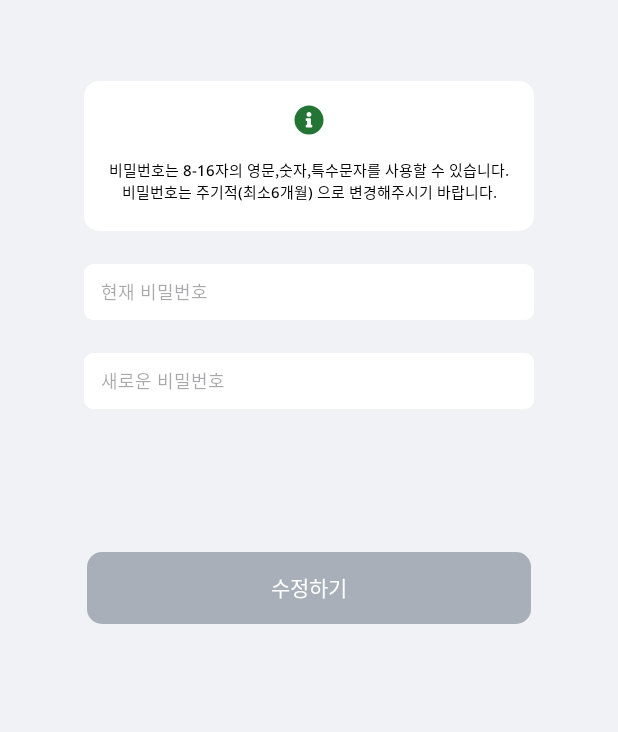
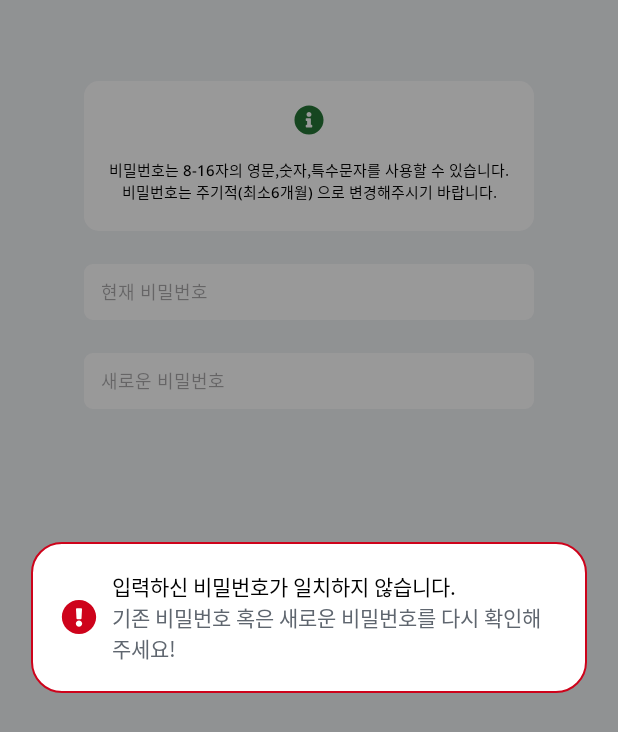
Before and after one commit to RE-FIT/Re-Fit-Android, an Android app: the fragment MyInfoPwUpdateFragment placed in its activity, on a phone screen of 412 x 824 dp. Shown: the top 732 px of the screen. Run offline under Robolectric (Android 15) with nearby library versions, the phone set to English and light mode, and no system bars; our stand-ins replace data binding, navigation-ui; network calls fail.

Commit message:
[FIX] 마이 페이지 버튼 활성화 수정

```diff
--- a/app/src/main/java/com/example/refit/presentation/common/DialogUtil.kt
+++ b/app/src/main/java/com/example/refit/presentation/common/DialogUtil.kt
@@ -11,6 +11,7 @@ import com.example.refit.presentation.dialog.closet.ClothItemSelectionDialog
 import com.example.refit.presentation.dialog.closet.ClothItemSelectionDialogListener
 import com.example.refit.presentation.dialog.closet.ClothRegisterPhotoDialog
 import com.example.refit.presentation.dialog.closet.ClothRegisterPhotoDialogListener
+import com.example.refit.presentation.dialog.mypage.MyPagePwCheckDialog
 import com.example.refit.presentation.dialog.mypage.MypageNickNameCheckDialog
 
 object DialogUtil {
@@ -53,4 +54,11 @@ object DialogUtil {
         return MypageNickNameCheckDialog(icon!!, title)
     }
 
+    fun Fragment.checkPwDialog(
+        title: String,
+        content: String
+    ): MyPagePwCheckDialog {
+        val icon = ContextCompat.getDrawable(requireActivity(), R.drawable.ic_alert_circle_24)
+        return MyPagePwCheckDialog(icon!!, title, content)
+    }
 }
--- /dev/null
+++ b/app/src/main/java/com/example/refit/presentation/dialog/mypage/MyPagePwCheckDialog.kt
@@ -0,0 +1,27 @@
+package com.example.refit.presentation.dialog.mypage
+
+import android.graphics.drawable.Drawable
+import android.os.Bundle
+import android.view.View
+import com.example.refit.R
+import com.example.refit.databinding.CustomDialogAlertOnlyTextIconLeftBinding
+import com.example.refit.presentation.dialog.BaseDialog
+
+class MyPagePwCheckDialog(
+    private val iconDrawable: Drawable,
+    private val title: String,
+    private val content: String
+) : BaseDialog<CustomDialogAlertOnlyTextIconLeftBinding>(R.layout.custom_dialog_alert_only_text_icon_left) {
+
+    override fun onViewCreated(view: View, savedInstanceState: Bundle?) {
+        super.onViewCreated(view, savedInstanceState)
+
+        build()
+    }
+    private fun build() {
+        binding.tvDialogAlertTitle.text = this.title
+        binding.tvDialogAlertContent.text = this.content
+        binding.ivDialogAlertOnlyTextIcon.setImageDrawable(this.iconDrawable)
+    }
+
+}
--- a/app/src/main/java/com/example/refit/presentation/mypage/MyInfoPwUpdateFragment.kt
+++ b/app/src/main/java/com/example/refit/presentation/mypage/MyInfoPwUpdateFragment.kt
@@ -1,26 +1,63 @@
 package com.example.refit.presentation.mypage
 
+import android.content.Context
 import android.os.Bundle
 import android.text.Editable
 import android.text.TextWatcher
 import android.view.View
+import androidx.activity.OnBackPressedCallback
 import com.example.refit.R
 import com.example.refit.databinding.FragmentMyInfoPwUpdateBinding
 import com.example.refit.databinding.FragmentMyInfoUpdateBinding
 import com.example.refit.presentation.common.BaseFragment
+import com.example.refit.presentation.common.DialogUtil.checkNickNameDialog
+import com.example.refit.presentation.common.DialogUtil.checkPwDialog
+import com.example.refit.presentation.common.DialogUtil.createAlertBasicDialog
+import com.example.refit.presentation.common.NavigationUtil.navigate
+import com.example.refit.presentation.dialog.AlertBasicDialogListener
 
 class MyInfoPwUpdateFragment : BaseFragment<FragmentMyInfoPwUpdateBinding>(R.layout.fragment_my_info_pw_update) {
+
+    override fun onAttach(context: Context) {
+        super.onAttach(context)
+        requireActivity().onBackPressedDispatcher.addCallback(
+            this,
+            object : OnBackPressedCallback(true) {
+                override fun handleOnBackPressed() {
+                    createAlertBasicDialog(
+                        resources.getString(R.string.pw_change_delete_title),
+                        resources.getString(R.string.pw_change_delete_positive),
+                        resources.getString(R.string.pw_change_delete_negative),
+                        object : AlertBasicDialogListener {
+                            override fun onClickPositive() {
+                                //clothAddViewModel.initAllStatus()
+                                navigate(R.id.action_clothRegistrationFragment_to_nav_closet)
+                            }
+
+                            override fun onClickNegative() {
+                            }
+                        }).show(requireActivity().supportFragmentManager, null)
+                }
+            })
+    }
 
     override fun onViewCreated(view: View, savedInstanceState: Bundle?) {
         super.onViewCreated(view, savedInstanceState)
 
-        var message = binding.currentPw.text
+        var message = "000"
 
-        // 중복확인 버튼 비활성화
+        // 수정 버튼 비활성화
         binding.btnPwUpdate.isEnabled = false
 
-        binding.newPw.addTextChangedListener(object : TextWatcher {
+        if (binding.currentPw.text.equals(message)) {
+            if (binding.newPw.text.length in 8..16)
+                binding.btnPwUpdate.isEnabled = true
+        }
+        else {
+            notifyPwIncorrectDialog()
+        }
 
+        binding.currentPw.addTextChangedListener(object : TextWatcher {
             // 입력 전
             override fun beforeTextChanged(s: CharSequence?, start: Int, count: Int, after: Int) {
 
@@ -28,14 +65,20 @@ class MyInfoPwUpdateFragment : BaseFragment<FragmentMyInfoPwUpdateBinding>(R.lay
 
             // 값 변경 시 실행
             override fun onTextChanged(s: CharSequence?, start: Int, before: Int, count: Int) {
-                if (binding.newPw.text != message) {
-                    binding.btnPwUpdate.isEnabled = true
-                }
+
             }
 
             override fun afterTextChanged(s: Editable?) {
+
             }
         })
     }
 
+    private fun notifyPwIncorrectDialog() {
+        checkPwDialog(
+            resources.getString(R.string.pw_incorrect_title),
+            resources.getString(R.string.pw_incorrect_content)
+        ).show(requireActivity().supportFragmentManager, null)
+    }
+
 }
--- a/app/src/main/java/com/example/refit/presentation/mypage/MyInfoUpdateFragment.kt
+++ b/app/src/main/java/com/example/refit/presentation/mypage/MyInfoUpdateFragment.kt
@@ -9,7 +9,6 @@ import android.widget.ArrayAdapter
 import android.widget.Toast
 import androidx.core.view.isVisible
 import com.example.refit.BuildConfig.BASE_URL
-import com.example.refit.MainActivity
 import com.example.refit.R
 import com.example.refit.data.model.mypage.CheckNicknameResponse
 import com.example.refit.data.model.mypage.NicknameCheckRequest
@@ -17,16 +16,11 @@ import com.example.refit.data.network.api.MypageApi
 import com.example.refit.databinding.FragmentMyInfoUpdateBinding
 import com.example.refit.presentation.common.BaseFragment
 import com.example.refit.presentation.common.DialogUtil.checkNickNameDialog
-import com.example.refit.presentation.common.DialogUtil.createAlertBasicDialog
-import com.example.refit.presentation.dialog.AlertBasicDialogListener
-import okhttp3.internal.notify
 import retrofit2.Call
 import retrofit2.Callback
 import retrofit2.Response
 import retrofit2.Retrofit
 import retrofit2.converter.gson.GsonConverterFactory
-import java.lang.System.exit
-import kotlin.system.exitProcess
 
 class MyInfoUpdateFragment : BaseFragment<FragmentMyInfoUpdateBinding>(R.layout.fragment_my_info_update) {
 
@@ -36,8 +30,8 @@ class MyInfoUpdateFragment : BaseFragment<FragmentMyInfoUpdateBinding>(R.layout.
         val spinner = binding.spinnerGender
         var message = ""
 
-        var updateBtn = binding.btnMyInfoUpdate
-        var checkBtn = binding.btnNickNameCheck
+        val updateBtn = binding.btnMyInfoUpdate
+        val checkBtn = binding.btnNickNameCheck
 
         // 성별 선택
         spinner.adapter = ArrayAdapter.createFromResource(this.requireContext(), R.array.my_page_myInfo_gender, R.layout.mypage_spinner_gender)
@@ -71,35 +65,53 @@ class MyInfoUpdateFragment : BaseFragment<FragmentMyInfoUpdateBinding>(R.layout.
 
         // 중복확인 버튼 비활성화
         checkBtn.isEnabled = false
-        checkBtn.isClickable = false
-        checkBtn.isPressed = false
 
+        // 이름(닉네임) 수정
         binding.etNickname.addTextChangedListener(object : TextWatcher{
             // 입력 전
             override fun beforeTextChanged(s: CharSequence?, start: Int, count: Int, after: Int) {
                 message = binding.etNickname.text.toString()
-
-                updateBtn.setOnClickListener {
-                    if (!checkBtn.isPressed) {
-                        showMyPageNickNameCheckDialog()
-                    } else {
-
-                    }
-                }
             }
 
             // 값 변경 시 실행
             override fun onTextChanged(s: CharSequence?, start: Int, before: Int, count: Int) {
-                // 중복확인, 수정하기 버튼 활성화 > 색깔 바뀜
+                // 중복확인, 수정하기 버튼 활성화 --> 색깔 바뀜
                 if (binding.etNickname.text.toString() != message) {
                     checkBtn.isEnabled = true
+                    updateBtn.isEnabled = true
                 }
             }
 
+            // 값 변경 후
             override fun afterTextChanged(s: Editable?) {
 
             }
         })
+
+        // 중복 확인 눌렀을 때
+        checkBtn.setOnClickListener {
+            val nickname = binding.etNickname.text.toString()
+
+            val isNicknameAvailable = checkNicknameAvailability(nickname)
+
+            if (isNicknameAvailable) {
+                binding.ableName.isVisible = true // * 사용 가능한 이름입니다.
+                checkBtn.isEnabled = false // 중복 확인 됨 --> 버튼색 dark
+                updateBtn.isEnabled = false // 수정됨 --> 버튼색 dark
+
+            } else {
+                binding.enableName.isVisible = true // * 이미 사용 중인 이름입니다.
+            }
+        }
+
+        // 중복확인 안 누르고 수정하기 버튼 눌렀을 때
+        updateBtn.setOnClickListener {
+            if (!binding.ableName.isVisible) {
+                showMyPageNickNameCheckDialog()
+            } else {
+                updateBtn.isEnabled = false // 수정됨 --> 다시 색깔 바꾸기
+            }
+        }
 
         // 생일
         binding.etBirthday.addTextChangedListener(object : TextWatcher{
@@ -121,53 +133,11 @@ class MyInfoUpdateFragment : BaseFragment<FragmentMyInfoUpdateBinding>(R.layout.
             }
         })
 
-        // 중복확인 눌렀을 때
-        checkBtn.setOnClickListener {
-            val nickname = binding.etNickname.text.toString()
-
-            val isNicknameAvailable = checkNicknameAvailability(nickname)
-
-            if (isNicknameAvailable) {
-                binding.ableName.isVisible = true // * 사용 가능한 이름입니다.
-                checkBtn.isEnabled = false // 중복확인 됨 --> 다시 색깔 바꾸기
-//              checkBtn.isPressed = true
-                updateBtn.isEnabled = true // 수정됨 --> 다시 색깔 바꾸기
-
-            } else {
-                binding.enableName.isVisible = true // * 이미 사용 중인 이름입니다.
-            }
-        }
-
-        // 중복확인 안 누르고 수정하기 버튼 눌렀을 때
-        updateBtn.setOnClickListener {
-            if (!binding.ableName.isVisible) {
-                showMyPageNickNameCheckDialog()
-            } else {
-                updateBtn.isEnabled = false // 수정됨 --> 다시 색깔 바꾸기
-            }
-        }
     }
 
     private fun showMyPageNickNameCheckDialog() {
         checkNickNameDialog(
             resources.getString(R.string.my_info_nickname_check)
-        ).show(requireActivity().supportFragmentManager, null)
-    }
-
-    private fun showMyInfoBackDialog() {
-        createAlertBasicDialog(
-            resources.getString(R.string.my_info_back_dialog_title),
-            resources.getString(R.string.my_info_back_positive),
-            resources.getString(R.string.setting_negative),
-            object : AlertBasicDialogListener {
-                override fun onClickPositive() {
-
-                }
-
-                override fun onClickNegative() {
-                }
-
-            }
         ).show(requireActivity().supportFragmentManager, null)
     }
 
@@ -191,12 +161,12 @@ class MyInfoUpdateFragment : BaseFragment<FragmentMyInfoUpdateBinding>(R.layout.
                     val serverResponse = response.body()
 
                     if (serverResponse != null && serverResponse.success) {
-                        // 사용 가능
+                        // TODO("사용 가능")
                     } else {
-                        // 이미 사용 중
+                        // TODO("이미 사용 중")
                     }
                 } else {
-                    // 서버 응답 실패
+                    // TODO("서버 응답 실패")
                 }
             }
 
@@ -210,4 +180,15 @@ class MyInfoUpdateFragment : BaseFragment<FragmentMyInfoUpdateBinding>(R.layout.
     private fun showToast(message: String) {
         Toast.makeText(context, message, Toast.LENGTH_LONG).show()
     }
+
+/*
+    // 수정 버튼을 눌렀을 때
+    updateBtn.setOnClickListener {
+        if (!checkBtn.isPressed) { // 중복 버튼이 눌리지 않았다면
+            showMyPageNickNameCheckDialog() // 다이얼로그 띄우기
+        } else {
+            // TODO("중복 확인 했으면 정보 수정")
+        }
+    }
+*/
 }
--- /dev/null
+++ b/app/src/main/java/com/example/refit/presentation/mypage/viewmodel/MyPageViewModel.kt
@@ -0,0 +1,4 @@
+package com.example.refit.presentation.mypage.viewmodel
+
+class MyPageViewModel {
+}
--- /dev/null
+++ b/app/src/main/res/drawable/bg_dialog_alert_basic_red_line.xml
@@ -0,0 +1,6 @@
+<?xml version="1.0" encoding="utf-8"?>
+<shape xmlns:android="http://schemas.android.com/apk/res/android">
+    <solid android:color="@color/white"/>
+    <stroke android:color="@color/red" android:width="1.5dp"/>
+    <corners android:radius="20dp"/>
+</shape>
--- /dev/null
+++ b/app/src/main/res/layout/custom_dialog_alert_only_text_icon_left.xml
@@ -0,0 +1,63 @@
+<?xml version="1.0" encoding="utf-8"?>
+
+<layout xmlns:android="http://schemas.android.com/apk/res/android"
+    xmlns:app="http://schemas.android.com/apk/res-auto"
+    xmlns:tools="http://schemas.android.com/tools">
+
+    <LinearLayout
+        android:layout_width="wrap_content"
+        android:layout_height="wrap_content"
+        android:background="@drawable/bg_dialog_alert_basic_red_line"
+        android:gravity="center"
+        android:paddingStart="20dp"
+        android:paddingTop="19dp"
+        android:paddingEnd="20dp"
+        android:paddingBottom="19dp"
+        android:orientation="horizontal">
+
+        <androidx.constraintlayout.widget.ConstraintLayout
+            android:layout_width="wrap_content"
+            android:layout_height="wrap_content">
+
+            <androidx.appcompat.widget.AppCompatImageView
+                android:id="@+id/iv_dialog_alert_only_text_icon"
+                android:layout_width="wrap_content"
+                android:layout_height="wrap_content"
+                app:layout_constraintBottom_toBottomOf="parent"
+                app:layout_constraintEnd_toEndOf="parent"
+                app:layout_constraintStart_toStartOf="parent"
+                app:layout_constraintTop_toTopOf="parent"
+                tools:src="@drawable/ic_alert_circle_24" />
+
+        </androidx.constraintlayout.widget.ConstraintLayout>
+
+        <LinearLayout
+            android:layout_width="wrap_content"
+            android:layout_height="wrap_content"
+            android:orientation="vertical">
+
+
+            <androidx.appcompat.widget.AppCompatTextView
+                android:id="@+id/tv_dialog_alert_title"
+                style="@style/MediumFontKr.14"
+                android:layout_width="match_parent"
+                android:layout_height="wrap_content"
+                android:layout_marginLeft="10dp"
+                android:textColor="@color/black"
+                tools:text="입력하신 비밀번호가 일치하지 않습니다." />
+
+            <androidx.appcompat.widget.AppCompatTextView
+                android:id="@+id/tv_dialog_alert_content"
+                style="@style/MediumFontKr.14"
+                android:layout_width="match_parent"
+                android:layout_height="wrap_content"
+                android:layout_marginLeft="10dp"
+                android:textColor="@color/dark2"
+                tools:text="기존 비밀번호 혹은 새로운 비밀번호를 다시 확인해주세요!" />
+
+        </LinearLayout>
+
+
+    </LinearLayout>
+
+</layout>
--- a/app/src/main/res/layout/fragment_my_info_pw_update.xml
+++ b/app/src/main/res/layout/fragment_my_info_pw_update.xml
@@ -67,7 +67,8 @@
                 android:layout_marginTop="22dp"
                 android:autofillHints="birth"
                 android:background="@drawable/et_mypage_round_10"
-                android:hint="@string/my_info_new_pw"
+                android:digits="0123456789_qwertzuiopasdfghjklyxcvbnm_~!@#$%^*"
+            android:hint="@string/my_info_new_pw"
                 android:paddingStart="11dp"
                 android:paddingEnd="0dp"
                 android:textColor="@color/black"
--- a/app/src/main/res/values/strings.xml
+++ b/app/src/main/res/values/strings.xml
@@ -77,6 +77,9 @@
     <string name="cloth_register_wearing_goal_title">목표 착용 횟수</string>
     <string name="cloth_register_wearing_goal_select_option_first">안에</string>
     <string name="cloth_register_wearing_goal_select_option_second">번 입을거에요!</string>
+    <string name="cloth_register_wearing_goal_one_month">1개월</string>
+    <string name="cloth_register_wearing_goal_two_month">2개월</string>
+    <string name="cloth_register_wearing_goal_three_month">3개월</string>
     <string name="cloth_register_wearing_goal_option_second_hint">개월</string>
 
     <string name="cloth_register_recommend_wearing_title">권장 착용 횟수</string>
@@ -133,4 +136,11 @@
 
     <string name="my_info_nickname_check">닉네임의 중복확인이 필요합니다!</string>
 
+    <string name="pw_change_delete_title">이 페이지에서 나가시면\n수정 중인 정보들이 다 삭제돼요!\n수정을 그만하시겠어요?</string>
+    <string name="pw_change_delete_positive">네, 그만할래요</string>
+    <string name="pw_change_delete_negative">아니오</string>
+
+    <string name="pw_incorrect_title">입력하신 비밀번호가 일치하지 않습니다.</string>
+    <string name="pw_incorrect_content">기존 비밀번호 혹은 새로운 비밀번호를 다시 확인해주세요!</string>
+
 </resources>
```
